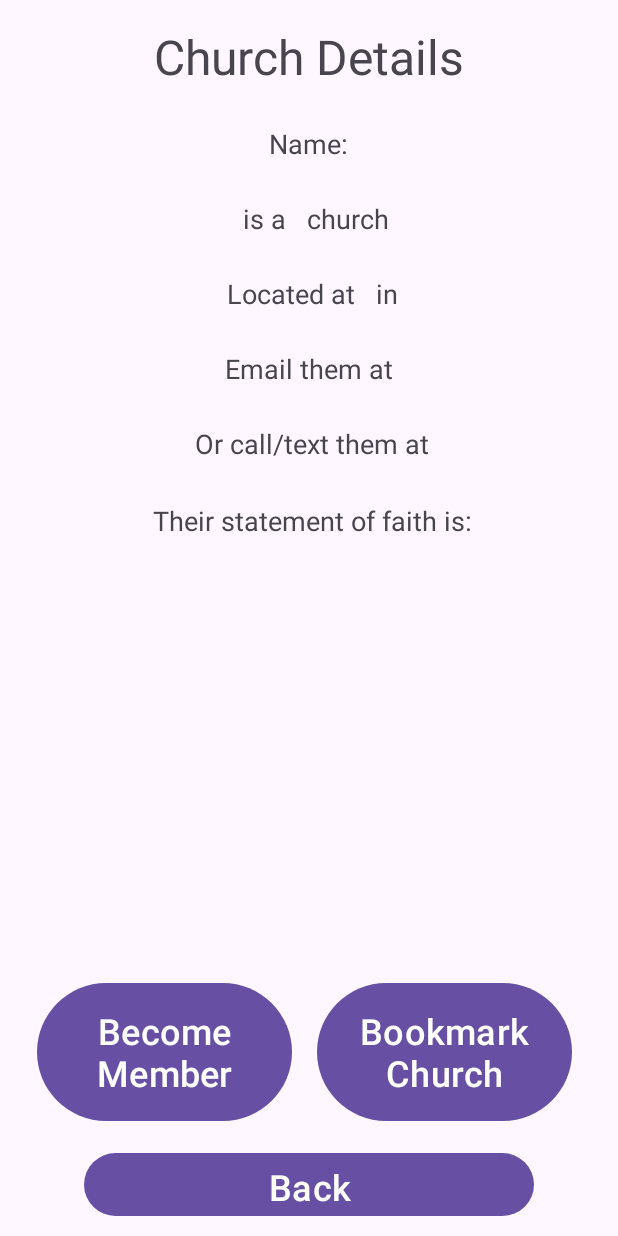
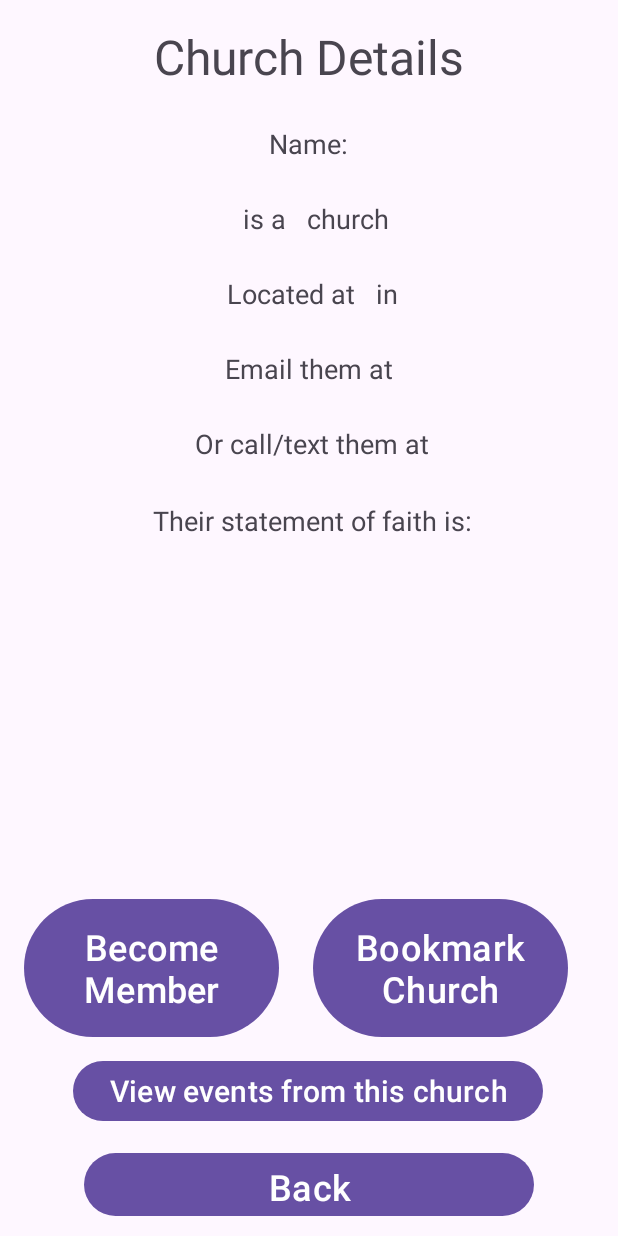
Before and after one commit to GabrielBall05/ChurchFinderApp, an Android app: the ChurchDetails screen opened directly, with no data from a screen before it, on a phone screen of 412 x 824 dp. Run offline under Robolectric (Android 15) with nearby library versions, the phone set to English and light mode, and no system bars; 8 statements that could not run were skipped.

Commit message:
Better Church Finder Page
-Can go through the church finder, view details of church, become member of church, bookmark church, view events from that church, view details of that event, and traverse all the way back to the church finder without fail.
-1:1 with excalidraw wireframe drawing.

```diff
--- a/ChurchApp/app/src/main/java/com/example/churchapp/UserIntents/ChurchDetails.java
+++ b/ChurchApp/app/src/main/java/com/example/churchapp/UserIntents/ChurchDetails.java
@@ -8,6 +8,7 @@ import android.util.Log;
 import android.view.View;
 import android.widget.Button;
 import android.widget.TextView;
+import android.widget.Toast;
 
 import com.example.churchapp.Other.MasterConfirmation;
 import com.example.churchapp.Database.BookmarksTableHelper;
@@ -29,6 +30,7 @@ public class ChurchDetails extends AppCompatActivity
     Button btn_becomeMember;
     Button btn_bookmark;
     Button btn_back;
+    Button btn_viewEvents;
 
     //DATABASE
     UsersTableHelper usersDb;
@@ -37,7 +39,8 @@ public class ChurchDetails extends AppCompatActivity
     //INTENTS
     Intent masterConfirmationIntent;
     Intent churchFinderIntent;
-    Intent bookmarkedChurchesIntent;
+    Intent bookmarksIntent;
+    Intent churchEventsIntent;
 
     //EXTRA
     Church church;
@@ -59,6 +62,7 @@ public class ChurchDetails extends AppCompatActivity
         btn_becomeMember = findViewById(R.id.btn_churchDetails_becomeMember);
         btn_bookmark = findViewById(R.id.btn_churchDetails_bookmark);
         btn_back = findViewById(R.id.btn_churchDetails_back);
+        btn_viewEvents = findViewById(R.id.btn_churchDetails_viewEvents);
 
         //DATABASE
         usersDb = new UsersTableHelper(this);
@@ -67,7 +71,8 @@ public class ChurchDetails extends AppCompatActivity
         //INTENTS
         masterConfirmationIntent = new Intent(ChurchDetails.this, MasterConfirmation.class);
         churchFinderIntent = new Intent(ChurchDetails.this, ChurchFinder.class);
-        bookmarkedChurchesIntent = new Intent(ChurchDetails.this, MyBookmarks.class);
+        bookmarksIntent = new Intent(ChurchDetails.this, MyBookmarks.class);
+        churchEventsIntent = new Intent(ChurchDetails.this, ChurchEvents.class);
 
         //EXTRA
         Intent origin = getIntent();
@@ -79,6 +84,7 @@ public class ChurchDetails extends AppCompatActivity
         becomeMemberButtonClick();
         bookmarkButtonClick();
         backButtonClick();
+        viewEventsButtonClick();
     }
 
     /**========================================FILL TEXT BOXES========================================*/
@@ -92,7 +98,6 @@ public class ChurchDetails extends AppCompatActivity
         tv_statement.setText("Their Statement of Faith is: '" + church.getStatementOfFaith() + "'");
 
         //Correct the bookmark button text
-        //Checks if the user has a bookmark of this church
         if(bookmarksDb.doesBookmarkExist(Session.getUser().getEmail(), church.getEmail()))
         {
             btn_bookmark.setText("Remove\nBookmark");
@@ -100,6 +105,13 @@ public class ChurchDetails extends AppCompatActivity
         else
         {
             btn_bookmark.setText("Bookmark\nChurch");
+        }
+
+        //Disable become member button if user is already member of this church
+        if (Session.getUser().getEmailOfChurchAttending().equals(church.getEmail()))
+        {
+            btn_becomeMember.setText("Already\nMember");
+            btn_becomeMember.setEnabled(false);
         }
     }
 
@@ -131,12 +143,14 @@ public class ChurchDetails extends AppCompatActivity
                 {
                     Log.v("BUTTON CLICK", "Un/Bookmark Button Clicked - UN-BOOKMARKING");
                     bookmarksDb.deleteBookmark(Session.getUser().getEmail(), church.getEmail()); //Delete the bookmark from the database
+                    Toast.makeText(ChurchDetails.this, "Deleted Bookmark", Toast.LENGTH_SHORT).show();
                 }
                 else
                 {
                     Log.v("BUTTON CLICK", "Un/Bookmark Button Clicked - BOOKMARKING");
                     Bookmark bookmark = new Bookmark(Session.getUser().getEmail(), church.getEmail());
                     bookmarksDb.createBookmark(bookmark); //Create a bookmark in the database with the emails of the user and the church
+                    Toast.makeText(ChurchDetails.this, "Created Bookmark", Toast.LENGTH_SHORT).show();
                 }
 
                 //Correct the bookmark button text
@@ -152,6 +166,22 @@ public class ChurchDetails extends AppCompatActivity
         });
     }
 
+    /**========================================VIEW EVENTS BUTTON CLICK========================================*/
+    private void viewEventsButtonClick()
+    {
+        btn_viewEvents.setOnClickListener(new View.OnClickListener()
+        {
+            @Override
+            public void onClick(View v)
+            {
+                Log.v("BUTTON CLICK", "View Events Button Click - Moving to ChurchEvents");
+                churchEventsIntent.putExtra("cameFrom", "churchDetailsIntent");
+                churchEventsIntent.putExtra("thisChurch", church);
+                startActivity(churchEventsIntent);
+            }
+        });
+    }
+
     /**========================================BACK BUTTON CLICK========================================*/
     private void backButtonClick()
     {
@@ -160,19 +190,25 @@ public class ChurchDetails extends AppCompatActivity
             @Override
             public void onClick(View v)
             {
-                if (cameFrom.equals("userNoChurchHomeIntent"))
+                if (cameFrom.equals("churchFinderIntent"))
                 {
-                    Log.d("BUTTON CLICK", "Back Button Click - Moving to ChurchFinder");
+                    Log.v("BUTTON CLICK", "Back Button Click - Moving to ChurchFinder");
                     startActivity(churchFinderIntent);
                 }
-                else if (cameFrom.equals("bookmarkedChurchesIntent"))
+                else if (cameFrom.equals("masterConfirmationIntent") && Session.getOriginPage().equals("churchFinderIntent"))
                 {
-                    Log.d("BUTTON CLICK", "Back Button Click - Moving to MyBookmarks");
-                    startActivity(bookmarkedChurchesIntent);
+                    Log.v("BUTTON CLICK", "Back Button Click - Moving to ChurchFinder");
+                    startActivity(churchFinderIntent);
                 }
-                else if (cameFrom.equals("masterConfirmationIntent")) //WILL BE CHANGED LATER TO A FEW DIFFERENT THINGS
+                else if (cameFrom.equals("churchEventsIntent") && Session.getOriginPage().equals("churchFinderIntent"))
                 {
+                    Log.v("BUTTON CLICK", "Back Button Click - Moving to ChurchFinder");
                     startActivity(churchFinderIntent);
+                }
+                else if (cameFrom.equals("myBookmarksIntent"))
+                {
+                    Log.v("BUTTON CLICK", "Back Button Click - Moving to MyBookmarks");
+                    startActivity(bookmarksIntent);
                 }
             }
         });
--- a/ChurchApp/app/src/main/java/com/example/churchapp/UserIntents/ChurchFinder.java
+++ b/ChurchApp/app/src/main/java/com/example/churchapp/UserIntents/ChurchFinder.java
@@ -183,8 +183,9 @@ public class ChurchFinder extends AppCompatActivity
             public void onItemClick(AdapterView<?> parent, View view, int i, long id)
             {
                 Log.v("LIST VIEW ITEM CLICK", "List View Item Clicked - Moving to ChurchDetails");
+                Session.setOriginPage("churchFinderIntent");
                 churchDetailsIntent.putExtra("thisChurch", listOfChurches.get(i)); //Put extra the clicked church
-                churchDetailsIntent.putExtra("cameFrom", "userNoChurchHomeIntent");
+                churchDetailsIntent.putExtra("cameFrom", "churchFinderIntent");
                 startActivity(churchDetailsIntent);
             }
         });
--- a/ChurchApp/app/src/main/java/com/example/churchapp/UserIntents/EventDetails.java
+++ b/ChurchApp/app/src/main/java/com/example/churchapp/UserIntents/EventDetails.java
@@ -109,14 +109,14 @@ public class EventDetails extends AppCompatActivity
                     Log.v("BUTTON CLICK", "LEAVING EVENT");
                     EventParticipant p = new EventParticipant(event.getEventId(), Session.getUser().getEmail());
                     participantsDb.deleteEventParticipant(p); //Remove user from event
-                    Toast.makeText(EventDetails.this, "Leaving event", Toast.LENGTH_SHORT).show();
+                    Toast.makeText(EventDetails.this, "Left event", Toast.LENGTH_SHORT).show();
                 }
                 else
                 {
                     Log.v("BUTTON CLICK", "SIGNING UP FOR EVENT");
                     EventParticipant p = new EventParticipant(event.getEventId(), Session.getUser().getEmail());
                     participantsDb.createEventParticipant(p); //Add user as participant to this event
-                    Toast.makeText(EventDetails.this, "Joining event", Toast.LENGTH_SHORT).show();
+                    Toast.makeText(EventDetails.this, "Joined event", Toast.LENGTH_SHORT).show();
                 }
 
                 //Correct the leave/join event button text
--- a/ChurchApp/app/src/main/java/com/example/churchapp/UserIntents/MyBookmarks.java
+++ b/ChurchApp/app/src/main/java/com/example/churchapp/UserIntents/MyBookmarks.java
@@ -151,7 +151,7 @@ public class MyBookmarks extends AppCompatActivity
             {
                 Log.v("LIST VIEW ITEM CLICK", "List View Item Clicked - Moving to ChurchDetails");
                 churchDetailsIntent.putExtra("thisChurch", listOfChurches.get(i)); //Put extra the clicked church
-                churchDetailsIntent.putExtra("cameFrom", "bookmarkedChurchesIntent");
+                churchDetailsIntent.putExtra("cameFrom", "myBookmarksIntent");
                 startActivity(churchDetailsIntent);
             }
         });
--- a/ChurchApp/app/src/main/java/com/example/churchapp/UserIntents/MyChurch.java
+++ b/ChurchApp/app/src/main/java/com/example/churchapp/UserIntents/MyChurch.java
@@ -180,7 +180,7 @@ public class MyChurch extends AppCompatActivity
             @Override
             public void onClick(View v)
             {
-                Log.v("BUTTON CLICK", "Edit Profile Button Clicked - Moving to EditUserProfile2");
+                Log.v("BUTTON CLICK", "Edit Profile Button Clicked - Moving to EditUserProfile");
                 startActivity(editUserProfileIntent);
             }
         });
--- a/ChurchApp/app/src/main/java/com/example/churchapp/UserIntents/UserHome.java
+++ b/ChurchApp/app/src/main/java/com/example/churchapp/UserIntents/UserHome.java
@@ -227,7 +227,7 @@ public class UserHome extends AppCompatActivity
             @Override
             public void onClick(View v)
             {
-                Log.v("BUTTON CLICK", "Edit Profile (User) Button Clicked - Moving to EditUserProfile2");
+                Log.v("BUTTON CLICK", "Edit Profile (User) Button Clicked - Moving to EditUserProfile");
                 startActivity(editUserProfileIntent);
             }
         });
--- a/ChurchApp/app/src/main/res/layout/activity_church_details.xml
+++ b/ChurchApp/app/src/main/res/layout/activity_church_details.xml
@@ -90,13 +90,13 @@
         android:id="@+id/btn_churchDetails_bookmark"
         android:layout_width="170dp"
         android:layout_height="100dp"
-        android:layout_marginStart="8dp"
-        android:layout_marginEnd="30dp"
-        android:layout_marginBottom="13dp"
+        android:layout_marginStart="11dp"
+        android:layout_marginEnd="33dp"
+        android:layout_marginBottom="8dp"
         android:text="Bookmark\nChurch"
         android:textAlignment="center"
         android:textSize="24sp"
-        app:layout_constraintBottom_toTopOf="@+id/btn_churchDetails_back"
+        app:layout_constraintBottom_toTopOf="@+id/btn_churchDetails_viewEvents"
         app:layout_constraintEnd_toEndOf="parent"
         app:layout_constraintStart_toEndOf="@+id/btn_churchDetails_becomeMember" />
 
@@ -117,13 +117,13 @@
         android:id="@+id/btn_churchDetails_becomeMember"
         android:layout_width="170dp"
         android:layout_height="100dp"
-        android:layout_marginStart="24dp"
-        android:layout_marginEnd="8dp"
-        android:layout_marginBottom="13dp"
+        android:layout_marginStart="16dp"
+        android:layout_marginEnd="11dp"
+        android:layout_marginBottom="8dp"
         android:text="Become\nMember"
         android:textAlignment="center"
         android:textSize="24sp"
-        app:layout_constraintBottom_toTopOf="@+id/btn_churchDetails_back"
+        app:layout_constraintBottom_toTopOf="@+id/btn_churchDetails_viewEvents"
         app:layout_constraintEnd_toStartOf="@+id/btn_churchDetails_bookmark"
         app:layout_constraintStart_toStartOf="parent" />
 
@@ -141,4 +141,18 @@
         app:layout_constraintStart_toStartOf="parent"
         app:layout_constraintTop_toBottomOf="@+id/tv_churchDetails_number" />
 
+    <Button
+        android:id="@+id/btn_churchDetails_viewEvents"
+        android:layout_width="wrap_content"
+        android:layout_height="wrap_content"
+        android:layout_marginStart="48dp"
+        android:layout_marginEnd="49dp"
+        android:layout_marginBottom="13dp"
+        android:text="View events from this church"
+        android:textAlignment="center"
+        android:textSize="20sp"
+        app:layout_constraintBottom_toTopOf="@+id/btn_churchDetails_back"
+        app:layout_constraintEnd_toEndOf="parent"
+        app:layout_constraintStart_toStartOf="parent" />
+
 </androidx.constraintlayout.widget.ConstraintLayout>
```
Also changed, not shown: ChurchApp/app/src/main/java/com/example/churchapp/UserIntents/ChurchEvents.java (+8 -8 lines), ChurchApp/app/src/main/res/layout/activity_church_events.xml (+10 -10 lines).
